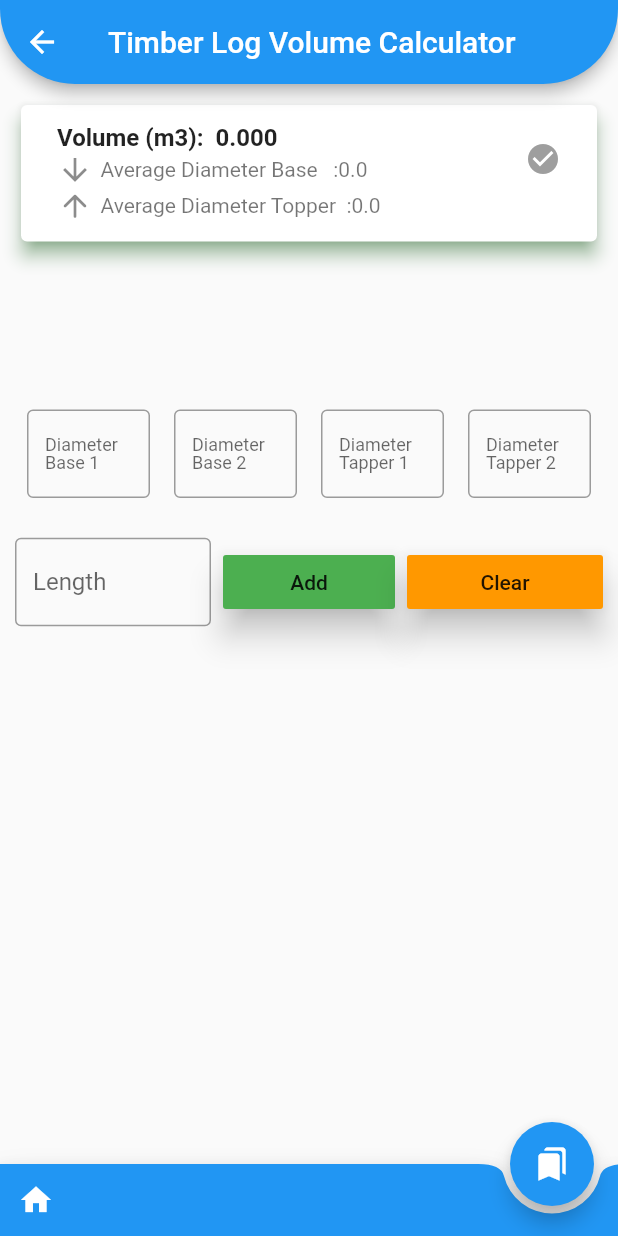
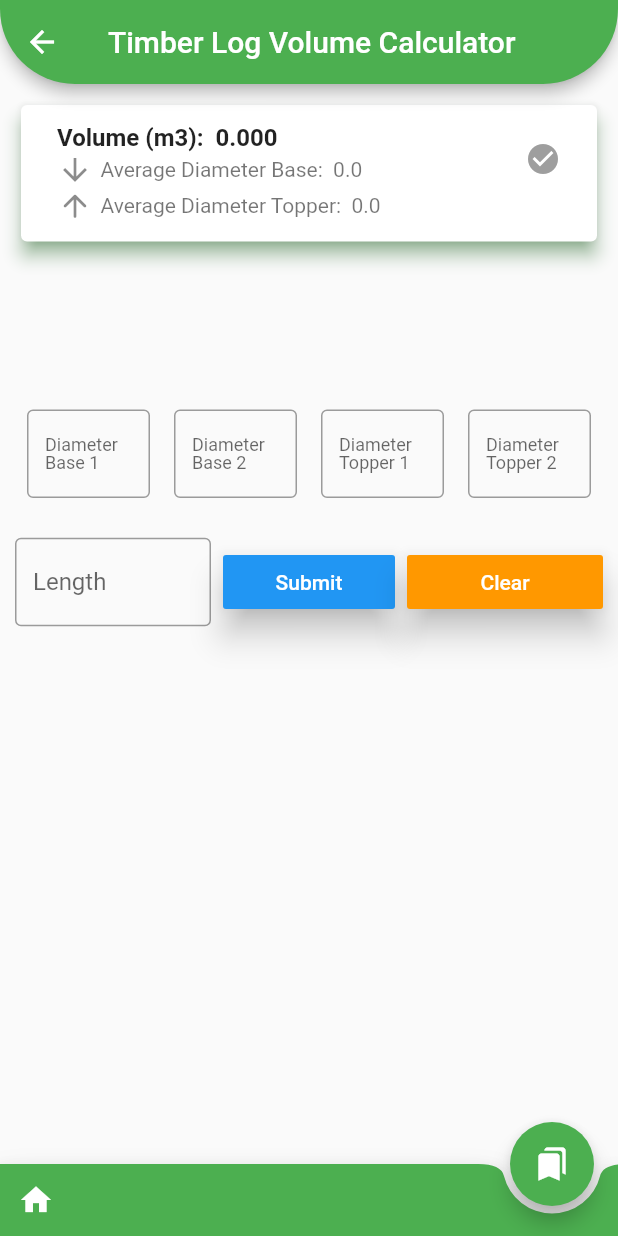
Before and after one commit to s-muel/woodCalculator_v1, a Flutter app: the screen it shows after launch, after a tap on "Log Volume", on a phone screen of 412 x 824 dp. Run offline on Flutter 3.47's test engine with Material 2 defaults, Android fonts, the phone set to English and light mode, and no system bars; our stand-ins replace csv.

Commit message:
corrected spelling mistakes

```diff
--- a/lib/log_volume.dart
+++ b/lib/log_volume.dart
@@ -112,7 +112,7 @@ class _LogVolumeState extends State<LogVolume> {
                                   width: 5,
                                 ),
                                 Text(
-                                    'Average Diameter Base   :$averageDiameterBase'),
+                                    'Average Diameter Base:  $averageDiameterBase'),
                               ],
                             ),
                             Row(
@@ -122,18 +122,19 @@ class _LogVolumeState extends State<LogVolume> {
                                   width: 5,
                                 ),
                                 Text(
-                                    'Average Diameter Topper  :$averageDiameterTop'),
+                                    'Average Diameter Topper:  $averageDiameterTop'),
                               ],
                             ),
                             Visibility(
                               visible: setColor,
                               child: Row(
                                 children: [
-                                  const Icon(Icons.my_library_books),
+                                  const Icon(Icons.my_library_books,
+                                      color: Colors.green),
                                   const SizedBox(
                                     width: 5,
                                   ),
-                                  Text('Reckoner Value  :$reckonerValue'),
+                                  Text('Reckoner Value:  $reckonerValue'),
                                 ],
                               ),
                             )
@@ -208,7 +209,7 @@ class _LogVolumeState extends State<LogVolume> {
                             keyboardType: TextInputType.number,
                             decoration: const InputDecoration(
                               label: Text(
-                                "Diameter Tapper 1",
+                                "Diameter Topper 1",
                                 style: TextStyle(fontSize: 12),
                               ),
                               border: OutlineInputBorder(),
@@ -231,7 +232,7 @@ class _LogVolumeState extends State<LogVolume> {
                             keyboardType: TextInputType.number,
                             decoration: const InputDecoration(
                               label: Text(
-                                "Diameter Tapper 2",
+                                "Diameter Topper 2",
                                 style: TextStyle(fontSize: 12),
                               ),
                               border: OutlineInputBorder(),
@@ -269,8 +270,9 @@ class _LogVolumeState extends State<LogVolume> {
                         child: Padding(
                           padding: const EdgeInsets.all(8.0),
                           child: RaisedButton(
-                            child: const Text('Add'),
-                            color: Colors.green,
+                            child: const Text('Submit',
+                                style: TextStyle(color: Colors.white)),
+                            color: Colors.blue,
                             elevation: 9,
                             onPressed: () async {
                               List tableData = await _loadCSV();
@@ -366,6 +368,11 @@ class _LogVolumeState extends State<LogVolume> {
                                             'Diameter Topper can not be greater than Diameter Base'),
                                         actions: [
                                           TextButton(
+                                            style: TextButton.styleFrom(
+                                              primary: Colors.white,
+                                              backgroundColor: Colors.blue,
+                                              onSurface: Colors.grey,
+                                            ),
                                             onPressed: () {
                                               Navigator.of(context).pop();
                                             },
@@ -394,7 +401,8 @@ class _LogVolumeState extends State<LogVolume> {
                         onPressed: () {
                           restField();
                         },
-                        child: Text("Clear"),
+                        child: const Text("Clear",
+                            style: TextStyle(color: Colors.white)),
                       ))
                     ],
                   ),
@@ -415,13 +423,13 @@ class _LogVolumeState extends State<LogVolume> {
         tooltip: 'Increment',
         //insert_chart
         child: const Icon(Icons.bookmarks),
-        backgroundColor: Colors.blue,
+        backgroundColor: Colors.green,
         splashColor: Colors.green,
       ),
       floatingActionButtonLocation: FloatingActionButtonLocation.endDocked,
       bottomNavigationBar: BottomAppBar(
         //bottom navigation bar on scaffold
-        color: Colors.blue,
+        color: Colors.green,
         shape: const CircularNotchedRectangle(), //shape of notch
         notchMargin:
             5, //notche margin between floating button and bottom appbar
--- a/lib/main.dart
+++ b/lib/main.dart
@@ -14,7 +14,7 @@ class MyApp extends StatelessWidget {
     return MaterialApp(
       title: 'Flutter Demo',
       theme: ThemeData(
-        primarySwatch: Colors.blue,
+        primarySwatch: Colors.green,
       ),
       home: const MyHomePage(title: 'Flutter Demo Home Page'),
     );
@@ -103,7 +103,6 @@ class _MyHomePageState extends State<MyHomePage> {
             Navigator.push(context, MaterialPageRoute(builder: (context) {
               return const LogVolume();
             }));
-
           },
           child: Card(
             elevation: 10,
@@ -194,13 +193,13 @@ class _MyHomePageState extends State<MyHomePage> {
         tooltip: 'Increment',
         //insert_chart
         child: const Icon(Icons.bookmarks),
-        backgroundColor: Colors.blue,
+        backgroundColor: Colors.green,
         splashColor: Colors.green,
       ),
       floatingActionButtonLocation: FloatingActionButtonLocation.centerDocked,
       bottomNavigationBar: BottomAppBar(
         //bottom navigation bar on scaffold
-        color: Colors.blue,
+        color: Colors.green,
         shape: CircularNotchedRectangle(), //shape of notch
         notchMargin:
             5, //notche margin between floating button and bottom appbar
```
